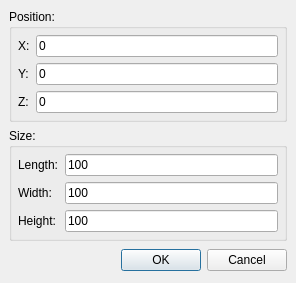
The window that src/Mod/Part/Gui/DlgPartBox.ui (berndhahnebach/All_FreeCAD) describes before a commit, drawn with Qt 5.
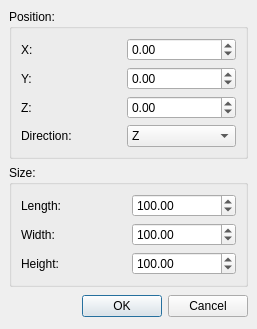
The same window after the commit.

Patch:
```diff
--- a/src/Mod/Part/Gui/DlgPartBox.ui
+++ b/src/Mod/Part/Gui/DlgPartBox.ui
@@ -8,8 +8,8 @@
    <rect>
     <x>0</x>
     <y>0</y>
-    <width>296</width>
-    <height>281</height>
+    <width>257</width>
+    <height>323</height>
    </rect>
   </property>
   <property name="windowTitle" >
@@ -22,6 +22,172 @@
    <property name="spacing" >
     <number>6</number>
    </property>
+   <item row="1" column="0" >
+    <widget class="QGroupBox" name="GroupBox5_2" >
+     <property name="title" >
+      <string>Size:</string>
+     </property>
+     <layout class="QGridLayout" >
+      <property name="margin" >
+       <number>9</number>
+      </property>
+      <property name="spacing" >
+       <number>6</number>
+      </property>
+      <item row="2" column="1" >
+       <widget class="QDoubleSpinBox" name="wLength" >
+        <property name="maximum" >
+         <double>2.14748e+09</double>
+        </property>
+        <property name="value" >
+         <double>100</double>
+        </property>
+       </widget>
+      </item>
+      <item row="1" column="1" >
+       <widget class="QDoubleSpinBox" name="vLength" >
+        <property name="maximum" >
+         <double>2.14748e+09</double>
+        </property>
+        <property name="value" >
+         <double>100</double>
+        </property>
+       </widget>
+      </item>
+      <item row="0" column="1" >
+       <widget class="QDoubleSpinBox" name="uLength" >
+        <property name="maximum" >
+         <double>2.14748e+09</double>
+        </property>
+        <property name="value" >
+         <double>100</double>
+        </property>
+       </widget>
+      </item>
+      <item row="2" column="0" >
+       <widget class="QLabel" name="TextLabel3_2" >
+        <property name="text" >
+         <string>Height:</string>
+        </property>
+       </widget>
+      </item>
+      <item row="1" column="0" >
+       <widget class="QLabel" name="TextLabel2_2" >
+        <property name="text" >
+         <string>Width:</string>
+        </property>
+       </widget>
+      </item>
+      <item row="0" column="0" >
+       <widget class="QLabel" name="TextLabel1_2" >
+        <property name="text" >
+         <string>Length:</string>
+        </property>
+       </widget>
+      </item>
+     </layout>
+    </widget>
+   </item>
+   <item row="0" column="0" >
+    <widget class="QGroupBox" name="GroupBox5" >
+     <property name="title" >
+      <string>Position:</string>
+     </property>
+     <layout class="QGridLayout" >
+      <property name="margin" >
+       <number>9</number>
+      </property>
+      <property name="spacing" >
+       <number>6</number>
+      </property>
+      <item row="0" column="1" >
+       <widget class="QDoubleSpinBox" name="xPos" >
+        <property name="maximum" >
+         <double>2.14748e+09</double>
+        </property>
+        <property name="minimum" >
+         <double>-2.14748e+09</double>
+        </property>
+       </widget>
+      </item>
+      <item row="3" column="1" >
+       <widget class="QComboBox" name="direction" >
+        <property name="currentIndex" >
+         <number>2</number>
+        </property>
+        <item>
+         <property name="text" >
+          <string>X</string>
+         </property>
+        </item>
+        <item>
+         <property name="text" >
+          <string>Y</string>
+         </property>
+        </item>
+        <item>
+         <property name="text" >
+          <string>Z</string>
+         </property>
+        </item>
+        <item>
+         <property name="text" >
+          <string>User defined...</string>
+         </property>
+        </item>
+       </widget>
+      </item>
+      <item row="1" column="1" >
+       <widget class="QDoubleSpinBox" name="yPos" >
+        <property name="maximum" >
+         <double>2.14748e+09</double>
+        </property>
+        <property name="minimum" >
+         <double>-2.14748e+09</double>
+        </property>
+       </widget>
+      </item>
+      <item row="2" column="1" >
+       <widget class="QDoubleSpinBox" name="zPos" >
+        <property name="maximum" >
+         <double>2.14748e+09</double>
+        </property>
+        <property name="minimum" >
+         <double>-2.14748e+09</double>
+        </property>
+       </widget>
+      </item>
+      <item row="3" column="0" >
+       <widget class="QLabel" name="TextLabel1_3" >
+        <property name="text" >
+         <string>Direction:</string>
+        </property>
+       </widget>
+      </item>
+      <item row="0" column="0" >
+       <widget class="QLabel" name="TextLabel1" >
+        <property name="text" >
+         <string>X:</string>
+        </property>
+       </widget>
+      </item>
+      <item row="1" column="0" >
+       <widget class="QLabel" name="TextLabel2" >
+        <property name="text" >
+         <string>Y:</string>
+        </property>
+       </widget>
+      </item>
+      <item row="2" column="0" >
+       <widget class="QLabel" name="TextLabel3" >
+        <property name="text" >
+         <string>Z:</string>
+        </property>
+       </widget>
+      </item>
+     </layout>
+    </widget>
+   </item>
    <item row="2" column="0" >
     <layout class="QHBoxLayout" >
      <property name="margin" >
@@ -62,120 +228,6 @@
      </item>
     </layout>
    </item>
-   <item row="1" column="0" >
-    <widget class="QGroupBox" name="GroupBox5_2" >
-     <property name="title" >
-      <string>Size:</string>
-     </property>
-     <layout class="QGridLayout" >
-      <property name="margin" >
-       <number>6</number>
-      </property>
-      <property name="spacing" >
-       <number>6</number>
-      </property>
-      <item row="0" column="1" >
-       <widget class="QLineEdit" name="ULineEdit" >
-        <property name="text" >
-         <string>100</string>
-        </property>
-       </widget>
-      </item>
-      <item row="1" column="1" >
-       <widget class="QLineEdit" name="VLineEdit" >
-        <property name="text" >
-         <string>100</string>
-        </property>
-       </widget>
-      </item>
-      <item row="2" column="1" >
-       <widget class="QLineEdit" name="WLineEdit" >
-        <property name="text" >
-         <string>100</string>
-        </property>
-       </widget>
-      </item>
-      <item row="0" column="0" >
-       <widget class="QLabel" name="TextLabel1_2" >
-        <property name="text" >
-         <string>Length:</string>
-        </property>
-       </widget>
-      </item>
-      <item row="1" column="0" >
-       <widget class="QLabel" name="TextLabel2_2" >
-        <property name="text" >
-         <string>Width:</string>
-        </property>
-       </widget>
-      </item>
-      <item row="2" column="0" >
-       <widget class="QLabel" name="TextLabel3_2" >
-        <property name="text" >
-         <string>Height:</string>
-        </property>
-       </widget>
-      </item>
-     </layout>
-    </widget>
-   </item>
-   <item row="0" column="0" >
-    <widget class="QGroupBox" name="GroupBox5" >
-     <property name="title" >
-      <string>Position:</string>
-     </property>
-     <layout class="QGridLayout" >
-      <property name="margin" >
-       <number>6</number>
-      </property>
-      <property name="spacing" >
-       <number>6</number>
-      </property>
-      <item row="0" column="0" >
-       <widget class="QLabel" name="TextLabel1" >
-        <property name="text" >
-         <string>X:</string>
-        </property>
-       </widget>
-      </item>
-      <item row="0" column="1" >
-       <widget class="QLineEdit" name="XLineEdit" >
-        <property name="text" >
-         <string>0</string>
-        </property>
-       </widget>
-      </item>
-      <item row="1" column="1" >
-       <widget class="QLineEdit" name="YLineEdit" >
-        <property name="text" >
-         <string>0</string>
-        </property>
-       </widget>
-      </item>
-      <item row="2" column="1" >
-       <widget class="QLineEdit" name="ZLineEdit" >
-        <property name="text" >
-         <string>0</string>
-        </property>
-       </widget>
-      </item>
-      <item row="2" column="0" >
-       <widget class="QLabel" name="TextLabel3" >
-        <property name="text" >
-         <string>Z:</string>
-        </property>
-       </widget>
-      </item>
-      <item row="1" column="0" >
-       <widget class="QLabel" name="TextLabel2" >
-        <property name="text" >
-         <string>Y:</string>
-        </property>
-       </widget>
-      </item>
-     </layout>
-    </widget>
-   </item>
   </layout>
  </widget>
  <layoutdefault spacing="6" margin="11" />
```
Left out of the diff: 13 changed lines with no effect on the pictures.
